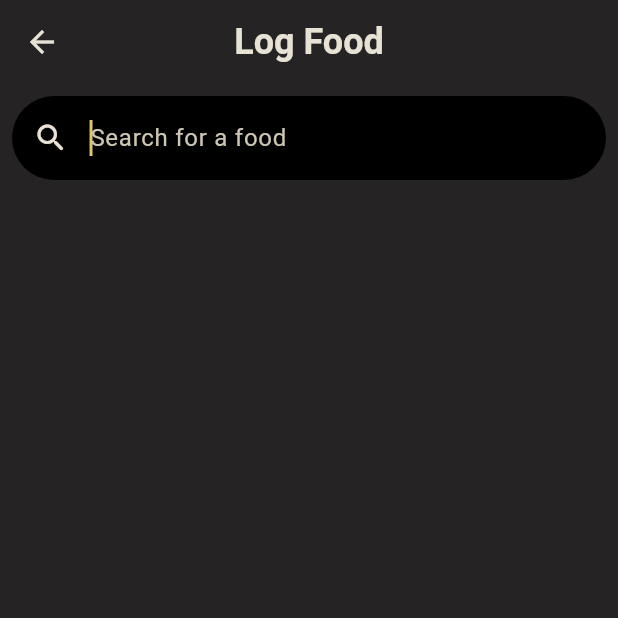
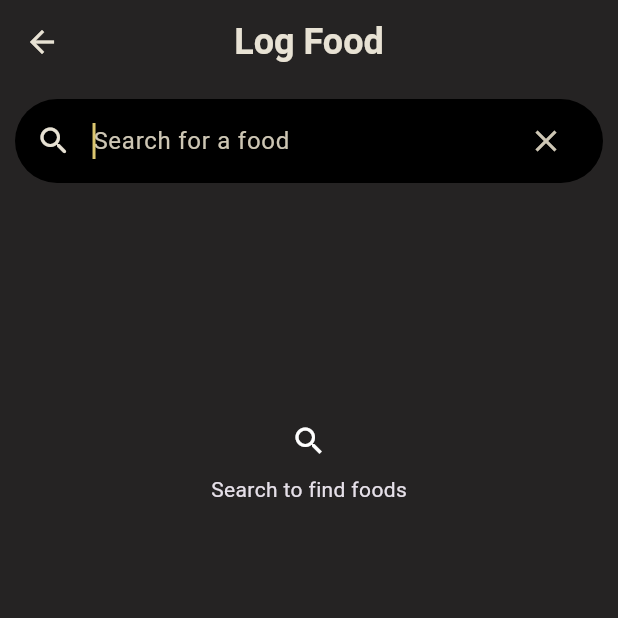
Before and after one commit to brandonxu360/proteam_app, a Flutter app: the SearchFoodPage screen opened by its route, on a phone screen of 412 x 824 dp, the top half of it. Run offline on Flutter 3.47's test engine with Material 3 defaults, Android fonts, the phone set to English and light mode, and no system bars; our stand-ins replace bloc, cached_network_image, cloud_firestore, dartz, equatable, firebase_auth and 8 more; accounts and stored records are empty.

Commit message:
Implement food search for remote api
- Queries the FoodData Central database api
- Displays the top 20 results
- Queries the FNDDS and Branded datatypes

```diff
--- a/lib/features/food/data/data_sources/food_remote_data_source_impl.dart
+++ b/lib/features/food/data/data_sources/food_remote_data_source_impl.dart
@@ -17,6 +17,7 @@ class FoodRemoteDataSourceImpl extends FoodRemoteDataSource {
       // Convert food entity to firestore-compatible map
       final foodMap = FoodModel(
               name: food.name,
+              brand: food.brand,
               servingSize: food.servingSize,
               servingSizeUnit: food.servingSizeUnit,
               calories: food.calories,
--- a/lib/features/food/domain/entities/food_entity.dart
+++ b/lib/features/food/domain/entities/food_entity.dart
@@ -4,6 +4,7 @@ import 'package:equatable/equatable.dart';
 /// ie. banana, dumpling, chicken pot pie
 class FoodEntity extends Equatable {
   final String name;
+  final String? brand;
   final double servingSize;
   final String servingSizeUnit;
   final double calories;
@@ -12,7 +13,8 @@ class FoodEntity extends Equatable {
   final double fat;
 
   const FoodEntity(
-      {required this.name,
+      {this.brand,
+      required this.name,
       required this.servingSize,
       required this.servingSizeUnit,
       required this.calories,
@@ -22,5 +24,5 @@ class FoodEntity extends Equatable {
 
   // Compare by name
   @override
-  List<Object?> get props => [name];
+  List<Object?> get props => [name, brand];
 }
--- a/lib/features/food/food_injection_container.dart
+++ b/lib/features/food/food_injection_container.dart
@@ -1,5 +1,7 @@
 import 'package:http/http.dart';
 import 'package:proteam_app/core/services/main_injection_container.dart';
+import 'package:proteam_app/features/food/data/data_sources/food_api_data_source.dart';
+import 'package:proteam_app/features/food/data/data_sources/food_api_data_source_impl.dart';
 import 'package:proteam_app/features/food/data/data_sources/food_remote_data_source.dart';
 import 'package:proteam_app/features/food/data/data_sources/food_remote_data_source_impl.dart';
 import 'package:proteam_app/features/food/data/repositories/food_repository_impl.dart';
@@ -35,4 +37,7 @@ Future<void> foodInjectionContainer() async {
 
   sl.registerLazySingleton<FoodRemoteDataSource>(
       () => FoodRemoteDataSourceImpl(firebaseFirestore: sl.call()));
+
+  sl.registerLazySingleton<FoodApiDataSource>(
+      () => FoodApiDataSourceImpl(client: sl.call()));
 }
--- a/lib/features/food/presentation/cubit/food_search_cubit/food_search_cubit.dart
+++ b/lib/features/food/presentation/cubit/food_search_cubit/food_search_cubit.dart
@@ -19,7 +19,7 @@ class FoodSearchCubit extends Cubit<FoodSearchState> {
     final searchResult = await searchFoodUseCase.call(foodName);
 
     // Emit a state depending on success or failure
-    searchResult.fold(
-        (l) => emit(FoodSearchFailure()), (r) => FoodSearchSuccess(foods: r));
+    searchResult.fold((l) => emit(FoodSearchFailure()),
+        (r) => emit(FoodSearchSuccess(foods: r)));
   }
 }
--- a/lib/features/food/presentation/pages/search_food_page.dart
+++ b/lib/features/food/presentation/pages/search_food_page.dart
@@ -1,6 +1,11 @@
 import 'package:flutter/material.dart';
+import 'package:flutter_bloc/flutter_bloc.dart';
+import 'package:font_awesome_flutter/font_awesome_flutter.dart';
 import 'package:proteam_app/core/theme/color_style.dart';
 import 'package:proteam_app/core/theme/text_style.dart';
+import 'package:proteam_app/features/food/presentation/cubit/food_search_cubit/food_search_cubit.dart';
+import 'package:proteam_app/features/food/presentation/widgets/food_list_tile_widget.dart';
+import 'package:proteam_app/core/services/main_injection_container.dart' as di;
 
 class SearchFoodPage extends StatefulWidget {
   const SearchFoodPage({super.key});
@@ -10,34 +15,130 @@ class SearchFoodPage extends StatefulWidget {
 }
 
 class _SearchFoodPageState extends State<SearchFoodPage> {
-  String textFieldValue = "";
+  final TextEditingController _searchController = TextEditingController();
+
+  @override
+  void dispose() {
+    _searchController.dispose();
+    super.dispose();
+  }
 
   @override
   Widget build(BuildContext context) {
+    // Provide the search cubit directly to the search page
+    return BlocProvider(
+      create: (context) => di.sl<FoodSearchCubit>(),
+      child: Builder(builder: (context) {
         return Scaffold(
             backgroundColor: raisinBlackColor,
             appBar: AppBar(
               centerTitle: true,
-          shadowColor: Colors.transparent.withOpacity(0.1),
               elevation: 0,
               title: const Text('Log Food', style: Styles.headline1),
               backgroundColor: raisinBlackColor,
+              surfaceTintColor: raisinBlackColor,
             ),
-        body: const Column(
+            body: Column(
               children: [
-            Padding(
-              padding: EdgeInsets.all(8.0),
+                // Header (search bar)
+                Container(
+                  padding: const EdgeInsets.all(10.0),
+                  color: raisinBlackColor,
                   child: SearchBar(
-
-                padding: MaterialStatePropertyAll(EdgeInsets.symmetric(horizontal: 14)),
+                    controller: _searchController,
+                    onSubmitted: (value) async {
+                      BlocProvider.of<FoodSearchCubit>(context)
+                          .searchFood(value);
+                    },
+                    padding: const MaterialStatePropertyAll(
+                        EdgeInsets.symmetric(horizontal: 14)),
                     hintText: 'Search for a food',
                     autoFocus: true,
-                elevation: MaterialStatePropertyAll(0),
-                leading: Icon(Icons.search_rounded),
-                backgroundColor: MaterialStatePropertyAll(blackColor),
+                    elevation: const MaterialStatePropertyAll(0),
+                    leading: const Icon(Icons.search_rounded),
+                    backgroundColor: const MaterialStatePropertyAll(blackColor),
+                    trailing: [
+                      IconButton(
+                          onPressed: _searchController.clear,
+                          icon: const Icon(Icons.clear))
+                    ],
                   ),
+                ),
+
+                // Body (search results)
+                BlocBuilder<FoodSearchCubit, FoodSearchState>(
+                  builder: (context, state) {
+                    // Initial state
+                    if (state is FoodSearchInitial) {
+                      return const Padding(
+                          padding: EdgeInsets.symmetric(vertical: 150),
+                          child: Column(
+                            children: [
+                              Icon(Icons.search),
+                              SizedBox(height: 10),
+                              Text('Search to find foods')
+                            ],
+                          ));
+                    }
+
+                    // Loading state
+                    if (state is FoodSearchInProgress) {
+                      return const Padding(
+                        padding: EdgeInsets.symmetric(vertical: 150),
+                        child: CircularProgressIndicator(),
+                      );
+                    }
+
+                    // Food results
+                    else if (state is FoodSearchSuccess) {
+                      if (state.foods.isEmpty) {
+                        return const Padding(
+                            padding: EdgeInsets.symmetric(vertical: 150),
+                            child: Column(
+                              children: [
+                                Icon(FontAwesomeIcons.ghost),
+                                SizedBox(height: 10),
+                                Text('No foods found')
+                              ],
+                            ));
+                      }
+                      return Expanded(
+                        child: Column(
+                          children: [
+                            Container(
+                                padding: const EdgeInsets.only(
+                                    left: 20, bottom: 8, top: 20),
+                                width: MediaQuery.of(context).size.width,
+                                color: raisinBlackColor,
+                                child: const Text('Search Results',
+                                    style: Styles.headline2)),
+                            Expanded(
+                              child: ListView.builder(
+                                itemCount: state.foods.length,
+                                itemBuilder: (context, index) {
+                                  return FoodListTile(food: state.foods[index]);
+                                },
+                              ),
+                            ),
+                          ],
+                        ),
+                      );
+                    } else {
+                      return const Padding(
+                          padding: EdgeInsets.symmetric(vertical: 150),
+                          child: Column(
+                            children: [
+                              Icon(Icons.error),
+                              SizedBox(height: 10),
+                              Text('Oops, an error occured')
+                            ],
+                          ));
+                    }
+                  },
                 )
               ],
             ));
+      }),
+    );
   }
 }
```
Also changed, not shown: lib/features/food/data/data_sources/food_api_data_source_impl.dart (+8 -11 lines), lib/features/food/data/models/food_model.dart (+86 -40 lines), lib/features/food/presentation/widgets/food_list_tile_widget.dart (added, +45 -0 lines), 1 other file. Lines whose indentation alone changed are shown as unchanged.
